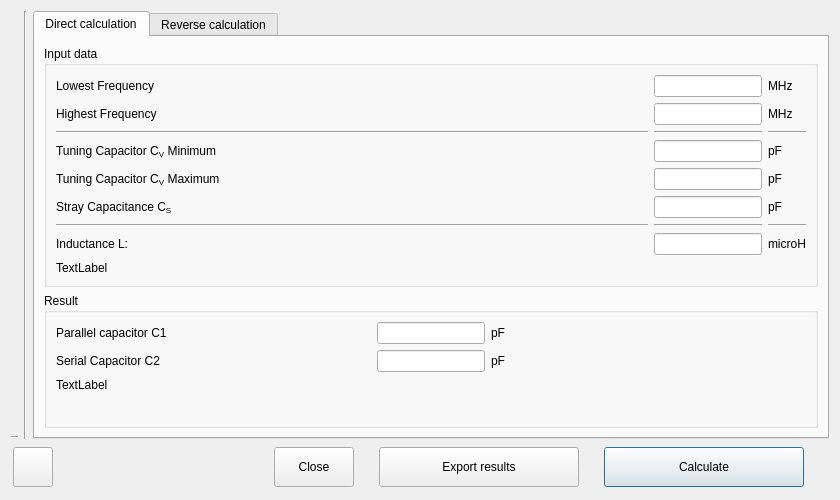
Above: bandspread.ui from radioacoustick/Coil64 before the change. Below: the same form after it.
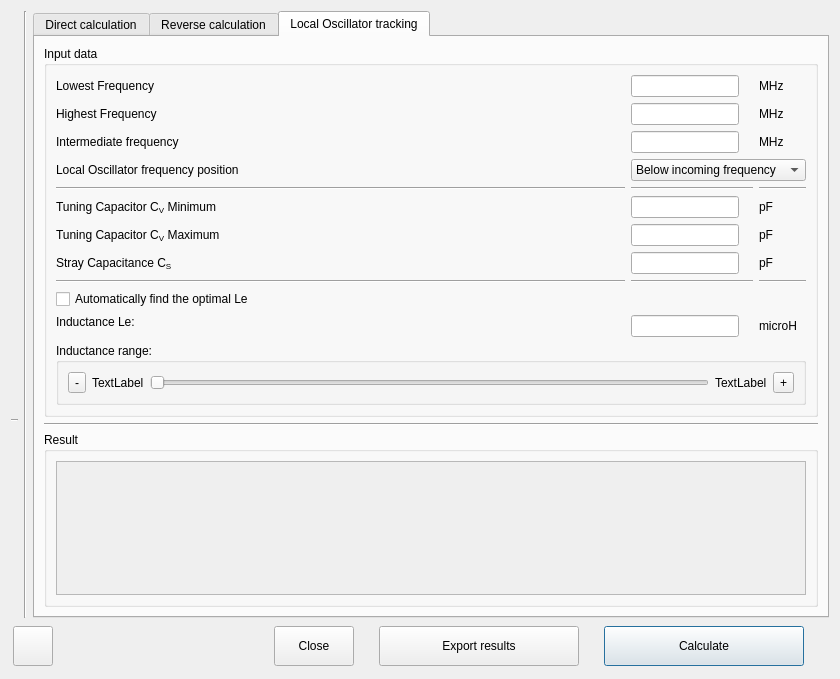
That is the form after the change. The open tabs and pages were chosen to show the change. Icons and pictures are not drawn.

```diff
--- a/bandspread.ui
+++ b/bandspread.ui
@@ -10,13 +10,13 @@
     <x>0</x>
     <y>0</y>
     <width>840</width>
-    <height>500</height>
+    <height>679</height>
    </rect>
   </property>
   <property name="minimumSize">
    <size>
     <width>840</width>
-    <height>500</height>
+    <height>550</height>
    </size>
   </property>
   <property name="windowTitle">
@@ -40,7 +40,7 @@
        <item>
         <widget class="QLabel" name="image">
          <property name="sizePolicy">
-          <sizepolicy hsizetype="Preferred" vsizetype="Preferred">
+          <sizepolicy hsizetype="Fixed" vsizetype="Fixed">
            <horstretch>0</horstretch>
            <verstretch>0</verstretch>
           </sizepolicy>
@@ -54,6 +54,9 @@
          <property name="alignment">
           <set>Qt::AlignCenter</set>
          </property>
+         <property name="wordWrap">
+          <bool>true</bool>
+         </property>
         </widget>
        </item>
        <item>
@@ -363,19 +366,23 @@
                 </property>
                </widget>
               </item>
-              <item row="8" column="0" colspan="3">
-               <widget class="QLabel" name="label_hint">
+              <item row="7" column="1">
+               <widget class="QLineEdit" name="lineEdit_ind">
                 <property name="sizePolicy">
-                 <sizepolicy hsizetype="Preferred" vsizetype="Preferred">
+                 <sizepolicy hsizetype="Fixed" vsizetype="Fixed">
                   <horstretch>0</horstretch>
                   <verstretch>0</verstretch>
                  </sizepolicy>
                 </property>
                 <property name="text">
-                 <string notr="true">TextLabel</string>
+                 <string notr="true"/>
                 </property>
-                <property name="alignment">
-                 <set>Qt::AlignLeading|Qt::AlignLeft|Qt::AlignTop</set>
+               </widget>
+              </item>
+              <item row="0" column="0">
+               <widget class="QLabel" name="label_flo">
+                <property name="text">
+                 <string notr="true">Lowest Frequency</string>
                 </property>
                 <property name="wordWrap">
                  <bool>true</bool>
@@ -911,6 +918,531 @@
          </item>
         </layout>
        </widget>
+       <widget class="QWidget" name="tab_3">
+        <attribute name="title">
+         <string>Local Oscillator tracking</string>
+        </attribute>
+        <layout class="QVBoxLayout" name="verticalLayout_3">
+         <item>
+          <widget class="QGroupBox" name="groupBox_input_t">
+           <property name="sizePolicy">
+            <sizepolicy hsizetype="Preferred" vsizetype="Fixed">
+             <horstretch>0</horstretch>
+             <verstretch>0</verstretch>
+            </sizepolicy>
+           </property>
+           <property name="title">
+            <string>Input data</string>
+           </property>
+           <layout class="QVBoxLayout" name="verticalLayout_12">
+            <item>
+             <layout class="QGridLayout" name="gridLayout_7">
+              <item row="11" column="2">
+               <widget class="QLabel" name="label_ind_m_t">
+                <property name="sizePolicy">
+                 <sizepolicy hsizetype="Fixed" vsizetype="Preferred">
+                  <horstretch>0</horstretch>
+                  <verstretch>0</verstretch>
+                 </sizepolicy>
+                </property>
+                <property name="text">
+                 <string>microH</string>
+                </property>
+               </widget>
+              </item>
+              <item row="4" column="2">
+               <widget class="Line" name="line_32">
+                <property name="orientation">
+                 <enum>Qt::Horizontal</enum>
+                </property>
+               </widget>
+              </item>
+              <item row="7" column="2">
+               <widget class="QLabel" name="label_cs_m_t">
+                <property name="sizePolicy">
+                 <sizepolicy hsizetype="Fixed" vsizetype="Preferred">
+                  <horstretch>0</horstretch>
+                  <verstretch>0</verstretch>
+                 </sizepolicy>
+                </property>
+                <property name="text">
+                 <string notr="true">pF</string>
+                </property>
+               </widget>
+              </item>
+              <item row="11" column="1">
+               <widget class="QLineEdit" name="lineEdit_Le">
+                <property name="enabled">
+                 <bool>true</bool>
+                </property>
+                <property name="sizePolicy">
+                 <sizepolicy hsizetype="Fixed" vsizetype="Fixed">
+                  <horstretch>0</horstretch>
+                  <verstretch>0</verstretch>
+                 </sizepolicy>
+                </property>
+               </widget>
+              </item>
+              <item row="1" column="0">
+               <widget class="QLabel" name="label_fhi_t">
+                <property name="sizePolicy">
+                 <sizepolicy hsizetype="Preferred" vsizetype="Preferred">
+                  <horstretch>0</horstretch>
+                  <verstretch>0</verstretch>
+                 </sizepolicy>
+                </property>
+                <property name="text">
+                 <string notr="true">Highest Frequency</string>
+                </property>
+                <property name="wordWrap">
+                 <bool>true</bool>
+                </property>
+               </widget>
+              </item>
+              <item row="9" column="2">
+               <widget class="Line" name="line_28">
+                <property name="orientation">
+                 <enum>Qt::Horizontal</enum>
+                </property>
+               </widget>
+              </item>
+              <item row="2" column="0">
+               <widget class="QLabel" name="label_IF">
+                <property name="sizePolicy">
+                 <sizepolicy hsizetype="Preferred" vsizetype="Preferred">
+                  <horstretch>0</horstretch>
+                  <verstretch>0</verstretch>
+                 </sizepolicy>
+                </property>
+                <property name="text">
+                 <string notr="true">Intermediate frequency</string>
+                </property>
+                <property name="wordWrap">
+                 <bool>true</bool>
+                </property>
+               </widget>
+              </item>
+              <item row="5" column="2">
+               <widget class="QLabel" name="label_cvmin_m_t">
+                <property name="sizePolicy">
+                 <sizepolicy hsizetype="Fixed" vsizetype="Preferred">
+                  <horstretch>0</horstretch>
+                  <verstretch>0</verstretch>
+                 </sizepolicy>
+                </property>
+                <property name="text">
+                 <string notr="true">pF</string>
+                </property>
+               </widget>
+              </item>
+              <item row="1" column="1">
+               <widget class="QLineEdit" name="lineEdit_fhi_t">
+                <property name="sizePolicy">
+                 <sizepolicy hsizetype="Fixed" vsizetype="Fixed">
+                  <horstretch>0</horstretch>
+                  <verstretch>0</verstretch>
+                 </sizepolicy>
+                </property>
+                <property name="text">
+                 <string notr="true"/>
+                </property>
+               </widget>
+              </item>
+              <item row="0" column="0">
+               <widget class="QLabel" name="label_flo_t">
+                <property name="sizePolicy">
+                 <sizepolicy hsizetype="Preferred" vsizetype="Preferred">
+                  <horstretch>0</horstretch>
+                  <verstretch>0</verstretch>
+                 </sizepolicy>
+                </property>
+                <property name="text">
+                 <string notr="true">Lowest Frequency</string>
+                </property>
+                <property name="wordWrap">
+                 <bool>true</bool>
+                </property>
+               </widget>
+              </item>
+              <item row="4" column="0">
+               <widget class="Line" name="line_30">
+                <property name="orientation">
+                 <enum>Qt::Horizontal</enum>
+                </property>
+               </widget>
+              </item>
+              <item row="4" column="1">
+               <widget class="Line" name="line_31">
+                <property name="orientation">
+                 <enum>Qt::Horizontal</enum>
+                </property>
+               </widget>
+              </item>
+              <item row="9" column="1">
+               <widget class="Line" name="line_33">
+                <property name="orientation">
+                 <enum>Qt::Horizontal</enum>
+                </property>
+               </widget>
+              </item>
+              <item row="2" column="1">
+               <widget class="QLineEdit" name="lineEdit_IF">
+                <property name="sizePolicy">
+                 <sizepolicy hsizetype="Fixed" vsizetype="Fixed">
+                  <horstretch>0</horstretch>
+                  <verstretch>0</verstretch>
+                 </sizepolicy>
+                </property>
+                <property name="text">
+                 <string notr="true"/>
+                </property>
+               </widget>
+              </item>
+              <item row="6" column="0">
+               <widget class="QLabel" name="label_cvmax_t">
+                <property name="sizePolicy">
+                 <sizepolicy hsizetype="Preferred" vsizetype="Preferred">
+                  <horstretch>0</horstretch>
+                  <verstretch>0</verstretch>
+                 </sizepolicy>
+                </property>
+                <property name="text">
+                 <string notr="true">&lt;html&gt;&lt;head/&gt;&lt;body&gt;&lt;p&gt;Tuning Capacitor C&lt;span style=&quot; vertical-align:sub;&quot;&gt;V&lt;/span&gt; Maximum&lt;/p&gt;&lt;/body&gt;&lt;/html&gt;</string>
+                </property>
+                <property name="wordWrap">
+                 <bool>true</bool>
+                </property>
+               </widget>
+              </item>
+              <item row="0" column="1">
+               <widget class="QLineEdit" name="lineEdit_flo_t">
+                <property name="sizePolicy">
+                 <sizepolicy hsizetype="Fixed" vsizetype="Fixed">
+                  <horstretch>0</horstretch>
+                  <verstretch>0</verstretch>
+                 </sizepolicy>
+                </property>
+                <property name="text">
+                 <string notr="true"/>
+                </property>
+               </widget>
+              </item>
+              <item row="1" column="2">
+               <widget class="QLabel" name="label_fhi_m_t">
+                <property name="sizePolicy">
+                 <sizepolicy hsizetype="Fixed" vsizetype="Preferred">
+                  <horstretch>0</horstretch>
+                  <verstretch>0</verstretch>
+                 </sizepolicy>
+                </property>
+                <property name="text">
+                 <string notr="true">MHz</string>
+                </property>
+               </widget>
+              </item>
+              <item row="6" column="2">
+               <widget class="QLabel" name="label_cvmax_m_t">
+                <property name="sizePolicy">
+                 <sizepolicy hsizetype="Fixed" vsizetype="Preferred">
+                  <horstretch>0</horstretch>
+                  <verstretch>0</verstretch>
+                 </sizepolicy>
+                </property>
+                <property name="text">
+                 <string notr="true">pF</string>
+                </property>
+               </widget>
+              </item>
+              <item row="7" column="0">
+               <widget class="QLabel" name="label_cs_t">
+                <property name="sizePolicy">
+                 <sizepolicy hsizetype="Preferred" vsizetype="Preferred">
+                  <horstretch>0</horstretch>
+                  <verstretch>0</verstretch>
+                 </sizepolicy>
+                </property>
+                <property name="text">
+                 <string notr="true">&lt;html&gt;&lt;head/&gt;&lt;body&gt;&lt;p&gt;Stray Capacitance C&lt;span style=&quot; vertical-align:sub;&quot;&gt;S&lt;/span&gt;&lt;/p&gt;&lt;/body&gt;&lt;/html&gt;</string>
+                </property>
+                <property name="wordWrap">
+                 <bool>true</bool>
+                </property>
+               </widget>
+              </item>
+              <item row="11" column="0">
+               <widget class="QLabel" name="label_ind_t">
+                <property name="sizePolicy">
+                 <sizepolicy hsizetype="Preferred" vsizetype="Preferred">
+                  <horstretch>0</horstretch>
+                  <verstretch>0</verstretch>
+                 </sizepolicy>
+                </property>
+                <property name="text">
+                 <string notr="true">Inductance Le:</string>
+                </property>
+                <property name="alignment">
+                 <set>Qt::AlignLeading|Qt::AlignLeft|Qt::AlignTop</set>
+                </property>
+                <property name="wordWrap">
+                 <bool>true</bool>
+                </property>
+               </widget>
+              </item>
+              <item row="5" column="1">
+               <widget class="QLineEdit" name="lineEdit_cvmin_t">
+                <property name="sizePolicy">
+                 <sizepolicy hsizetype="Fixed" vsizetype="Fixed">
+                  <horstretch>0</horstretch>
+                  <verstretch>0</verstretch>
+                 </sizepolicy>
+                </property>
+                <property name="text">
+                 <string notr="true"/>
+                </property>
+               </widget>
+              </item>
+              <item row="7" column="1">
+               <widget class="QLineEdit" name="lineEdit_cs_t">
+                <property name="sizePolicy">
+                 <sizepolicy hsizetype="Fixed" vsizetype="Fixed">
+                  <horstretch>0</horstretch>
+                  <verstretch>0</verstretch>
+                 </sizepolicy>
+                </property>
+                <property name="text">
+                 <string notr="true"/>
+                </property>
+               </widget>
+              </item>
+              <item row="9" column="0">
+               <widget class="Line" name="line_29">
+                <property name="orientation">
+                 <enum>Qt::Horizontal</enum>
+                </property>
+               </widget>
+              </item>
+              <item row="6" column="1">
+               <widget class="QLineEdit" name="lineEdit_cvmax_t">
+                <property name="sizePolicy">
+                 <sizepolicy hsizetype="Fixed" vsizetype="Fixed">
+                  <horstretch>0</horstretch>
+                  <verstretch>0</verstretch>
+                 </sizepolicy>
+                </property>
+                <property name="text">
+                 <string notr="true"/>
+                </property>
+               </widget>
+              </item>
+              <item row="0" column="2">
+               <widget class="QLabel" name="label_flo_m_t">
+                <property name="sizePolicy">
+                 <sizepolicy hsizetype="Fixed" vsizetype="Preferred">
+                  <horstretch>0</horstretch>
+                  <verstretch>0</verstretch>
+                 </sizepolicy>
+                </property>
+                <property name="text">
+                 <string notr="true">MHz</string>
+                </property>
+               </widget>
+              </item>
+              <item row="3" column="0">
+               <widget class="QLabel" name="label">
+                <property name="sizePolicy">
+                 <sizepolicy hsizetype="Preferred" vsizetype="Preferred">
+                  <horstretch>0</horstretch>
+                  <verstretch>0</verstretch>
+                 </sizepolicy>
+                </property>
+                <property name="text">
+                 <string>Local Oscillator frequency position</string>
+                </property>
+                <property name="wordWrap">
+                 <bool>true</bool>
+                </property>
+               </widget>
+              </item>
+              <item row="2" column="2">
+               <widget class="QLabel" name="label_IF_m">
+                <property name="text">
+                 <string notr="true">MHz</string>
+                </property>
+               </widget>
+              </item>
+              <item row="3" column="1" colspan="2">
+               <widget class="QComboBox" name="comboBox">
+                <item>
+                 <property name="text">
+                  <string>Below incoming frequency</string>
+                 </property>
+                </item>
+                <item>
+                 <property name="text">
+                  <string>Above incoming frequency</string>
+                 </property>
+                </item>
+               </widget>
+              </item>
+              <item row="5" column="0">
+               <widget class="QLabel" name="label_cvmin_t">
+                <property name="sizePolicy">
+                 <sizepolicy hsizetype="Preferred" vsizetype="Preferred">
+                  <horstretch>0</horstretch>
+                  <verstretch>0</verstretch>
+                 </sizepolicy>
+                </property>
+                <property name="text">
+                 <string notr="true">&lt;html&gt;&lt;head/&gt;&lt;body&gt;&lt;p&gt;Tuning Capacitor C&lt;span style=&quot; vertical-align:sub;&quot;&gt;V&lt;/span&gt; Minimum&lt;/p&gt;&lt;/body&gt;&lt;/html&gt;</string>
+                </property>
+                <property name="wordWrap">
+                 <bool>true</bool>
+                </property>
+               </widget>
+              </item>
+              <item row="10" column="0">
+               <widget class="QCheckBox" name="checkBox">
+                <property name="text">
+                 <string notr="true">Automatically find the optimal Le</string>
+                </property>
+               </widget>
+              </item>
+             </layout>
+            </item>
+            <item>
+             <widget class="QGroupBox" name="groupBox_Le">
+              <property name="sizePolicy">
+               <sizepolicy hsizetype="Preferred" vsizetype="Fixed">
+                <horstretch>0</horstretch>
+                <verstretch>0</verstretch>
+               </sizepolicy>
+              </property>
+              <property name="title">
+               <string notr="true">Inductance range:</string>
+              </property>
+              <layout class="QVBoxLayout" name="verticalLayout_4">
+               <item>
+                <layout class="QGridLayout" name="gridLayout">
+                 <item row="0" column="0">
+                  <widget class="QToolButton" name="toolButton_minus">
+                   <property name="text">
+                    <string notr="true">-</string>
+                   </property>
+                  </widget>
+                 </item>
+                 <item row="0" column="3">
+                  <widget class="QLabel" name="label_Le_max">
+                   <property name="text">
+                    <string notr="true">TextLabel</string>
+                   </property>
+                  </widget>
+                 </item>
+                 <item row="0" column="1">
+                  <widget class="QLabel" name="label_Le_min">
+                   <property name="text">
+                    <string notr="true">TextLabel</string>
+                   </property>
+                  </widget>
+                 </item>
+                 <item row="0" column="2">
+                  <widget class="QSlider" name="horizontalSlider_Le">
+                   <property name="enabled">
+                    <bool>true</bool>
+                   </property>
+                   <property name="minimum">
+                    <number>1</number>
+                   </property>
+                   <property name="maximum">
+                    <number>10000000</number>
+                   </property>
+                   <property name="pageStep">
+                    <number>5</number>
+                   </property>
+                   <property name="sliderPosition">
+                    <number>1</number>
+                   </property>
+                   <property name="orientation">
+                    <enum>Qt::Horizontal</enum>
+                   </property>
+                  </widget>
+                 </item>
+                 <item row="0" column="4">
+                  <widget class="QToolButton" name="toolButton_plus">
+                   <property name="text">
+                    <string notr="true">+</string>
+                   </property>
+                  </widget>
+                 </item>
+                </layout>
+               </item>
+              </layout>
+             </widget>
+            </item>
+           </layout>
+          </widget>
+         </item>
+         <item>
+          <widget class="Line" name="line">
+           <property name="orientation">
+            <enum>Qt::Horizontal</enum>
+           </property>
+          </widget>
+         </item>
+         <item>
+          <widget class="QGroupBox" name="groupBox_result_t">
+           <property name="title">
+            <string>Result</string>
+           </property>
+           <layout class="QVBoxLayout" name="verticalLayout_6">
+            <item>
+             <widget class="QScrollArea" name="scrollArea">
+              <property name="focusPolicy">
+               <enum>Qt::NoFocus</enum>
+              </property>
+              <property name="widgetResizable">
+               <bool>true</bool>
+              </property>
+              <widget class="QWidget" name="scrollAreaWidgetContents">
+               <property name="geometry">
+                <rect>
+                 <x>0</x>
+                 <y>0</y>
+                 <width>472</width>
+                 <height>97</height>
+                </rect>
+               </property>
+               <layout class="QVBoxLayout" name="verticalLayout_7">
+                <item>
+                 <widget class="QLabel" name="label_result_t">
+                  <property name="text">
+                   <string notr="true"/>
+                  </property>
+                  <property name="textFormat">
+                   <enum>Qt::AutoText</enum>
+                  </property>
+                  <property name="alignment">
+                   <set>Qt::AlignLeading|Qt::AlignLeft|Qt::AlignTop</set>
+                  </property>
+                  <property name="wordWrap">
+                   <bool>true</bool>
+                  </property>
+                  <property name="margin">
+                   <number>5</number>
+                  </property>
+                  <property name="textInteractionFlags">
+                   <set>Qt::NoTextInteraction</set>
+                  </property>
+                 </widget>
+                </item>
+               </layout>
+              </widget>
+             </widget>
+            </item>
+           </layout>
+          </widget>
+         </item>
+        </layout>
+       </widget>
       </widget>
      </item>
     </layout>
```
Left out of the diff: 402 changed lines with no effect on the pictures.
